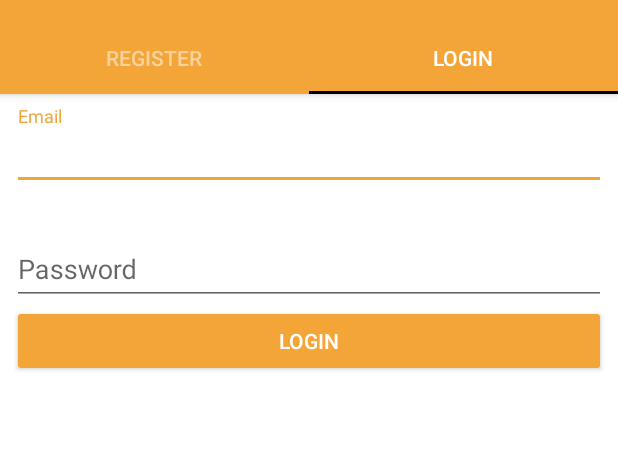
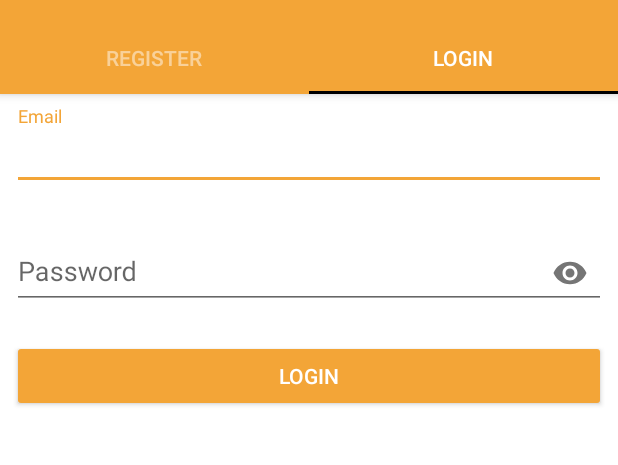
Before and after one commit to jpetitto/ora-chat, an Android app: the screen it shows after launch (AccountAccessActivity), on a phone screen of 412 x 824 dp, the part 62-527 px from its top. Run offline under Robolectric (Android 15) with nearby library versions, the phone set to English and light mode, and no system bars; our stand-ins replace ButterKnife, RxJava.

Commit message:
Add password visibility toggle to login screen

```diff
--- a/app/src/main/res/layout/fragment_login.xml
+++ b/app/src/main/res/layout/fragment_login.xml
@@ -28,7 +28,8 @@
             android:id="@+id/login_password_layout"
             android:layout_width="match_parent"
             android:layout_height="wrap_content"
-            xmlns:app="http://schemas.android.com/apk/res-auto">
+            app:errorEnabled="true"
+            app:passwordToggleEnabled="true">
 
             <EditText
                 android:id="@+id/login_password"
```
